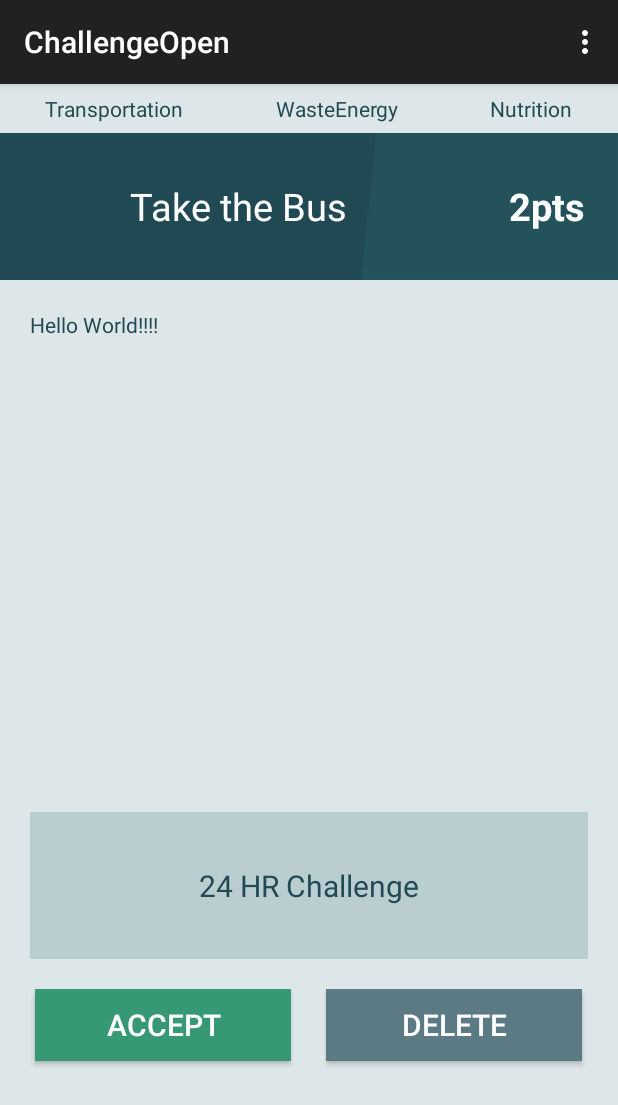
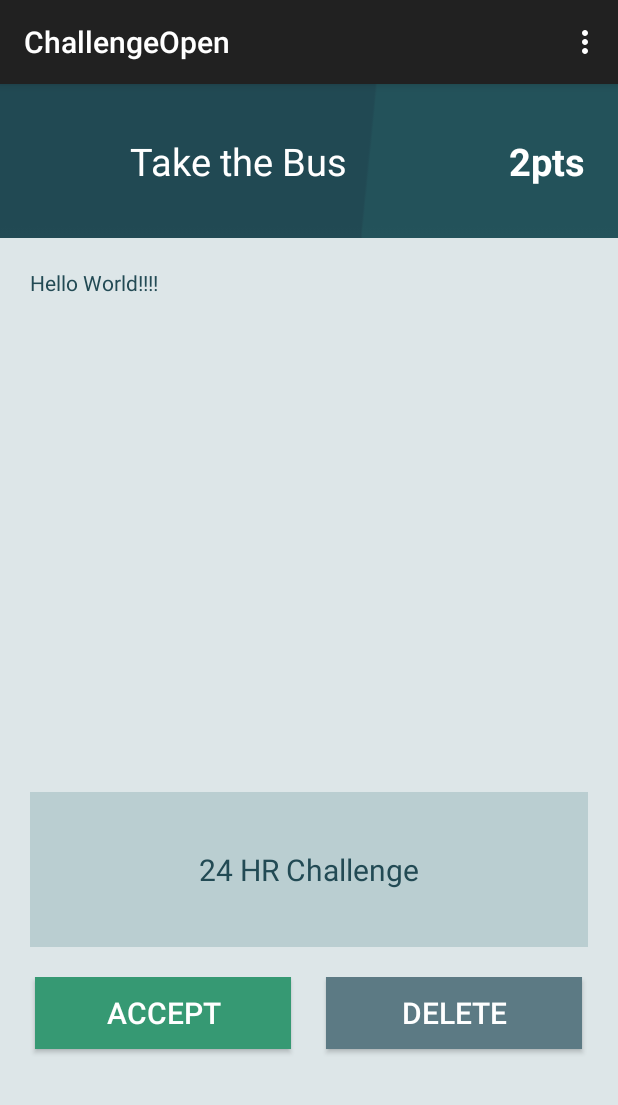
Before and after one commit to ahung93/EcoQuest, an Android app: the ChallengeOpen screen opened directly, with no data from a screen before it, on a phone screen of 412 x 824 dp. Shown: the top 1105 px of the screen. Run offline under Robolectric (Android 15) with nearby library versions, the phone set to English and light mode, and no system bars.

Commit message:
Minor tweaks

```diff
--- a/app/src/main/java/com/example/regular/ecoquest/ChallengeOpen.java
+++ b/app/src/main/java/com/example/regular/ecoquest/ChallengeOpen.java
@@ -1,9 +1,13 @@
 package com.example.regular.ecoquest;
 
+import android.content.Intent;
 import android.support.v7.app.ActionBarActivity;
 import android.os.Bundle;
 import android.view.Menu;
 import android.view.MenuItem;
+import android.widget.TextView;
+
+import com.nwhacks.ecoquest.classes.Challenge;
 
 
 public class ChallengeOpen extends ActionBarActivity {
@@ -12,6 +16,20 @@ public class ChallengeOpen extends ActionBarActivity {
     protected void onCreate(Bundle savedInstanceState) {
         super.onCreate(savedInstanceState);
         setContentView(R.layout.activity_challenge_open);
+
+        Intent i = getIntent();
+        Challenge challenge = (Challenge) i.getParcelableExtra("challenge");
+
+        if (challenge != null) {
+            TextView titleText = (TextView) this.findViewById(R.id.challenge_title);
+            TextView pointsText = (TextView) this.findViewById(R.id.challenge_points);
+            TextView descText = (TextView) this.findViewById(R.id.challenge_description);
+
+            titleText.setText(challenge.getTitle());
+            descText.setText(challenge.getDescription());
+            pointsText.setText((Integer.toString(challenge.getRewardPoints()))+"pts");
+
+        }
     }
 
 
--- a/app/src/main/java/com/example/regular/ecoquest/ChallengesActivity.java
+++ b/app/src/main/java/com/example/regular/ecoquest/ChallengesActivity.java
@@ -271,7 +271,7 @@ public class ChallengesActivity extends ActionBarActivity implements ActionBar.T
                 itemView = getLayoutInflater().inflate(R.layout.challenge_item, parent, false);
             }
 
-            Challenge currentChallenge = challenges.get(position);
+            final Challenge currentChallenge = challenges.get(position);
 
             TextView titleText = (TextView) itemView.findViewById(R.id.challenge_item_title);
             TextView descriptionText = (TextView) itemView.findViewById(R.id.challenge_item_description);
@@ -287,7 +287,7 @@ public class ChallengesActivity extends ActionBarActivity implements ActionBar.T
                 @Override
                 public void onClick(View v) {
                     Intent intent = new Intent(current, ChallengeOpen.class);
-                    //intent.putE
+                    intent.putExtra("challenge", currentChallenge);
                     startActivity(intent);
                 }
             });
--- a/app/src/main/res/layout/activity_challenge_open.xml
+++ b/app/src/main/res/layout/activity_challenge_open.xml
@@ -5,46 +5,7 @@
     android:background="#dde6e8"
     android:orientation="vertical">
 
-        <LinearLayout
-            android:orientation="horizontal"
-            android:layout_width="match_parent"
-            android:layout_height="0dp"
-            android:weightSum="1"
-            android:layout_weight="0.05"
-            android:gravity="center">
-
-            <TextView
-                android:layout_width="wrap_content"
-                android:layout_height="wrap_content"
-                android:textAppearance="?android:attr/textAppearanceSmall"
-                android:text="Transportation"
-                android:id="@+id/textView3"
-                android:layout_weight="0.33"
-                android:gravity="center"
-                android:textColor="#224a54" />
-
-            <TextView
-                android:layout_width="wrap_content"
-                android:layout_height="wrap_content"
-                android:textAppearance="?android:attr/textAppearanceSmall"
-                android:text="WasteEnergy"
-                android:id="@+id/textView4"
-                android:layout_weight="0.34"
-                android:gravity="center"
-                android:textColor="#224a54" />
-
-            <TextView
-                android:layout_width="wrap_content"
-                android:layout_height="wrap_content"
-                android:textAppearance="?android:attr/textAppearanceSmall"
-                android:text="Nutrition"
-                android:id="@+id/textView5"
-                android:layout_weight="0.33"
-                android:gravity="center"
-                android:textColor="#224a54" />
-        </LinearLayout>
-
-        <LinearLayout
+    <LinearLayout
             android:orientation="horizontal"
             android:layout_width="match_parent"
             android:layout_height="0dp"
```
Also changed, not shown: app/src/main/java/com/nwhacks/ecoquest/classes/Challenge.java (+102 -1 lines), app/src/main/res/layout/challenge_item.xml (+23 -11 lines).
